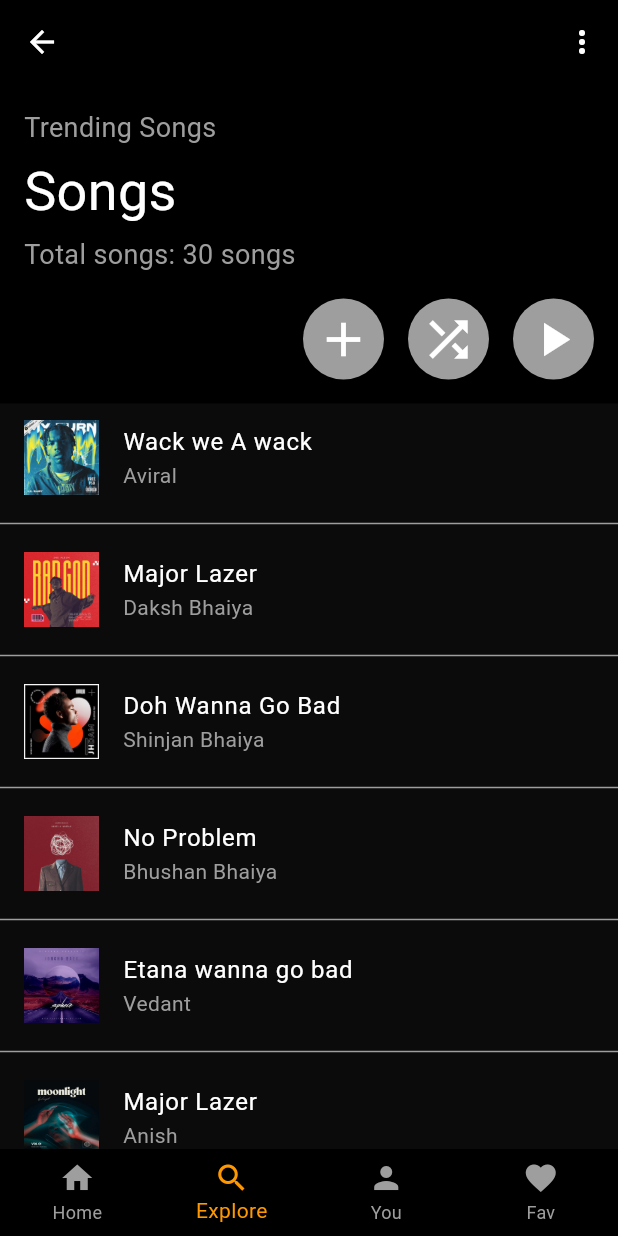
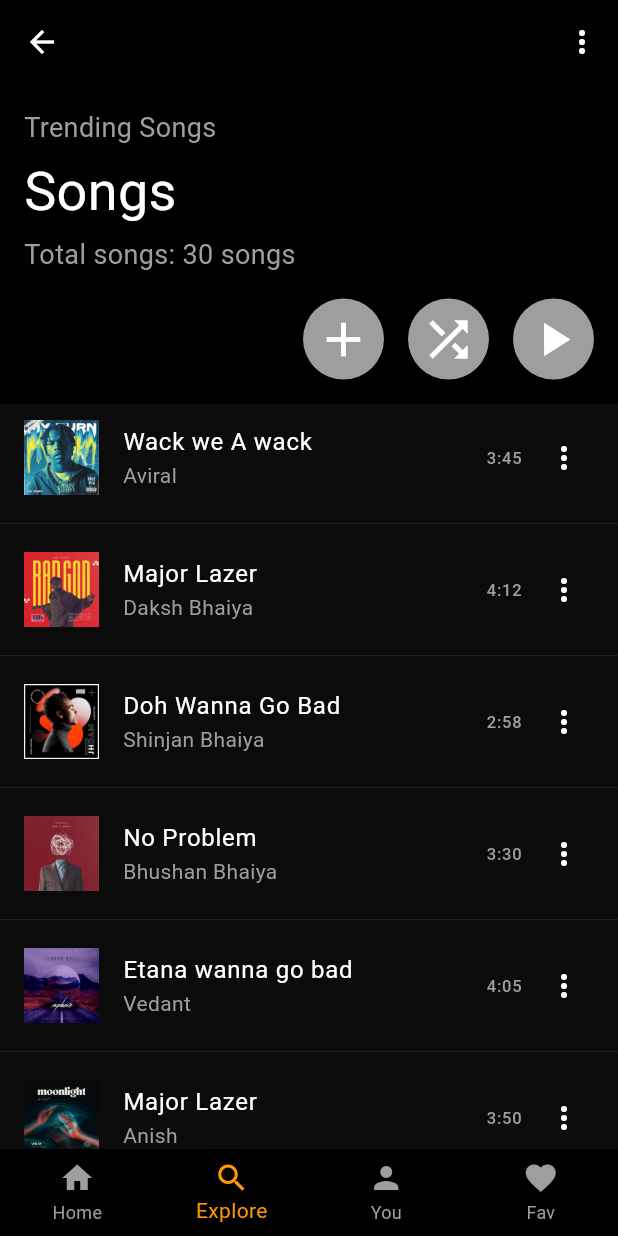
Before and after one commit to ATG-AVI/musicui_app, a Flutter app: the screen it shows after launch, item 2 of the bottom bar chosen, on a phone screen of 412 x 824 dp. Run offline on Flutter 3.47's test engine with Material 3 defaults, Android fonts, the light colour scheme and no system bars.

Commit message:
Explore page done

```diff
--- a/lib/pages/explore_page.dart
+++ b/lib/pages/explore_page.dart
@@ -106,51 +106,61 @@ class ExplorePage extends StatelessWidget {
                       'lib/images/1.jpg',
                       'Wack we A wack',
                       'Aviral',
+                      '3:45',
                     ),
                     _buildSongTile(
                       'lib/images/2.jpg',
                       'Major Lazer',
                       'Daksh Bhaiya',
+                      '4:12',
                     ),
                     _buildSongTile(
                       'lib/images/3.jpg',
                       'Doh Wanna Go Bad',
                       'Shinjan Bhaiya',
+                      '2:58',
                     ),
                     _buildSongTile(
                       'lib/images/4.jpg',
                       'No Problem',
                       'Bhushan Bhaiya',
+                      '3:30',
                     ),
                     _buildSongTile(
                       'lib/images/5.jpg',
                       'Etana wanna go bad',
                       'Vedant',
+                      '4:05',
                     ),
                     _buildSongTile(
                       'lib/images/6.jpg',
                       'Major Lazer',
                       'Anish',
+                      '3:50',
                     ),
                     _buildSongTile(
                       'lib/images/7.jpg',
                       'Doh Wanna Go Bad',
                       'Vedant',
+                      '2:45',
                     ),
                     _buildSongTile(
                       'lib/images/8.jpg',
                       'Wack we A wack',
                       'Anish',
+                      '3:15',
                     ),
                     _buildSongTile(
                       'lib/images/9.jpg',
                       'Etana wanna go bad',
                       'Shinjan Bhaiya',
+                      '4:00',
                     ),
                     _buildSongTile(
                       'lib/images/10.jpg',
                       'No Problem',
                       'Daksh Bhaiya',
+                      '3:25',
                     ),
                   ],
                 ),
@@ -162,7 +172,8 @@ class ExplorePage extends StatelessWidget {
     );
   }
 
-  Widget _buildSongTile(String imagePath, String songTitle, String artistName) {
+  Widget _buildSongTile(
+      String imagePath, String songTitle, String artistName, String duration) {
     return Column(
       children: [
         ListTile(
@@ -179,10 +190,21 @@ class ExplorePage extends StatelessWidget {
             artistName,
             style: TextStyle(color: Colors.grey),
           ),
+          trailing: Row(
+            mainAxisSize: MainAxisSize.min,
+            children: [
+              Text(
+                duration,
+                style: TextStyle(color: Colors.grey),
+              ),
+              SizedBox(width: 16),
+              Icon(Icons.more_vert, color: Colors.white),
+            ],
+          ),
         ),
         Divider(
           color: Colors.grey,
-          thickness: 1,
+          thickness: 0.1,
         ),
       ],
     );
```
